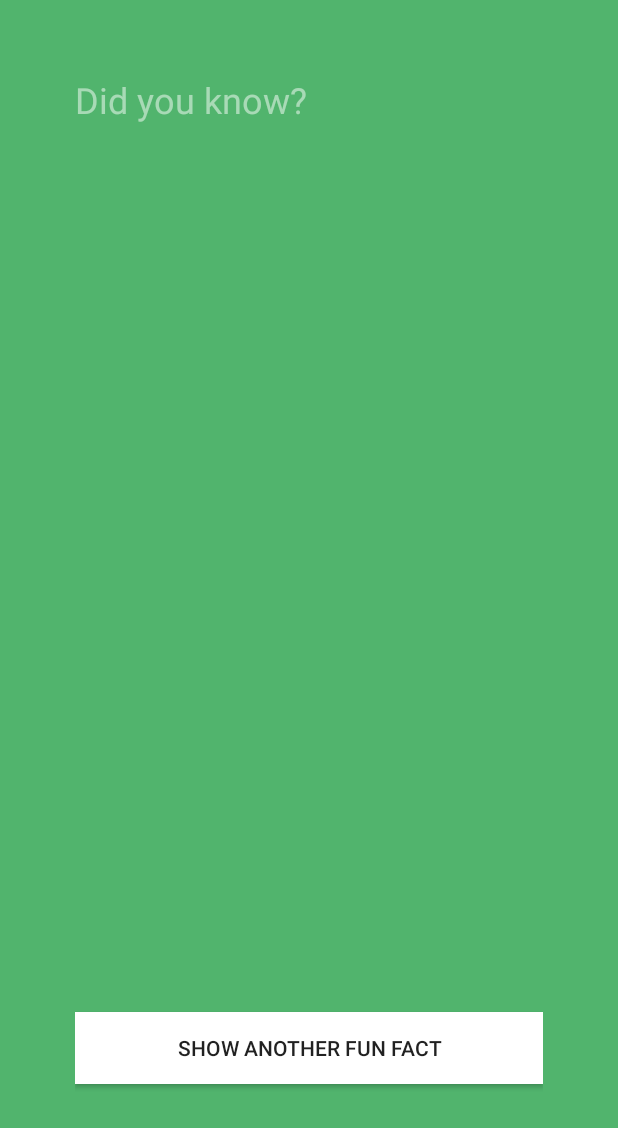
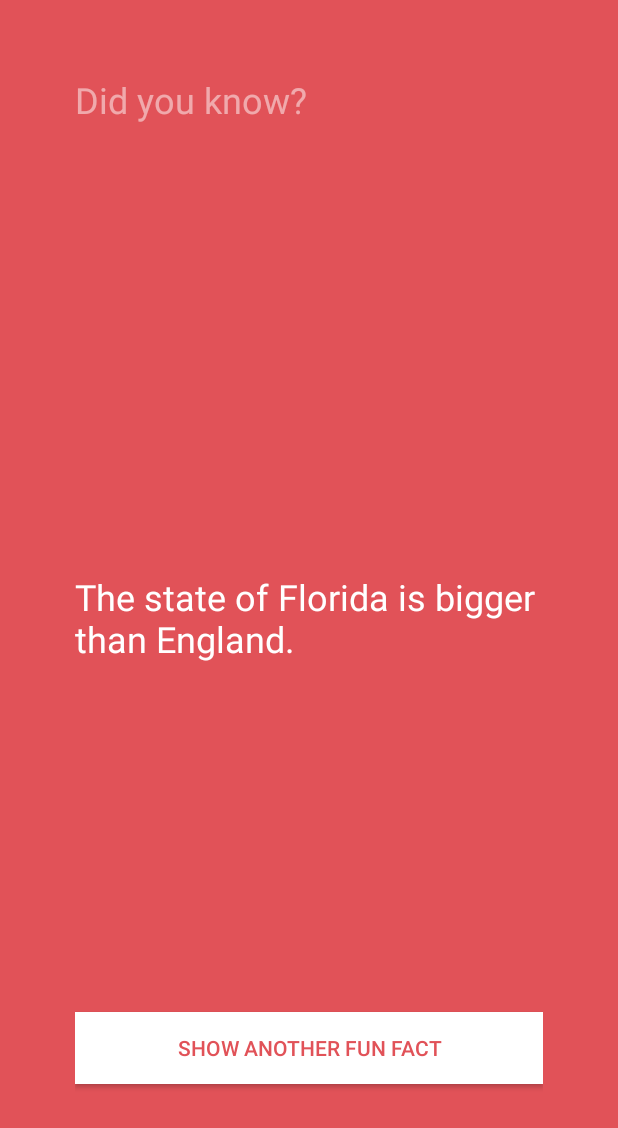
Before and after one commit to Ryanm14/Fun_Facts, an Android app: the screen it shows after launch (FunFactsActivity), after a tap on "SHOW ANOTHER FUN FACT", on a phone screen of 412 x 824 dp. Shown: the top 1128 px of the screen. Run offline under Robolectric (Android 15) with nearby library versions, the phone set to English and light mode, and no system bars.

Commit message:
Final Commit

```diff
--- /dev/null
+++ b/app/src/main/java/me/ryanmiles/funfacts/ColorWheel.java
@@ -0,0 +1,29 @@
+package me.ryanmiles.funfacts;
+
+import android.graphics.Color;
+
+import java.util.Random;
+
+public class ColorWheel {
+    public String[] mColors = {
+            "#39add1", // light blue
+            "#3079ab", // dark blue
+            "#c25975", // mauve
+            "#e15258", // red
+            "#f9845b", // orange
+            "#838cc7", // lavender
+            "#7d669e", // purple
+            "#53bbb4", // aqua
+            "#51b46d", // green
+            "#e0ab18", // mustard
+            "#637a91", // dark gray
+            "#f092b0", // pink
+            "#b7c0c7"  // light gray
+    };
+
+    public int getColor() {
+        Random randomGenerator = new Random();
+        int randomNumber = randomGenerator.nextInt(mColors.length);
+        return Color.parseColor(mColors[randomNumber]);
+    }
+}
--- a/app/src/main/java/me/ryanmiles/funfacts/FactBook.java
+++ b/app/src/main/java/me/ryanmiles/funfacts/FactBook.java
@@ -2,13 +2,8 @@ package me.ryanmiles.funfacts;
 
 import java.util.Random;
 
-/**
- * Created by Ryanm14 on 10/8/2015.
- */
 public class FactBook {
-
-    public String getFact(){
-        String[] facts = {
+    public String[] mFacts = {
             "Ants stretch when they wake up in the morning.",
             "Ostriches can run faster than horses.",
             "Olympic gold medals are actually made mostly of silver.",
@@ -18,9 +13,12 @@ public class FactBook {
             "The state of Florida is bigger than England.",
             "Some penguins can leap 2-3 meters out of the water.",
             "On average, it takes 66 days to form a new habit.",
-                "Mammoths still walked the earth when the Great Pyramid was being built." };
+            "Mammoths still walked the earth when the Great Pyramid was being built."};
+
+    public String getFact(){
+
         Random randomGenerator = new Random();
-        int randomNumber = randomGenerator.nextInt(facts.length);
-        return facts[randomNumber];
+        int randomNumber = randomGenerator.nextInt(mFacts.length);
+        return mFacts[randomNumber];
     }
 }
--- a/app/src/main/java/me/ryanmiles/funfacts/FunFactsActivity.java
+++ b/app/src/main/java/me/ryanmiles/funfacts/FunFactsActivity.java
@@ -4,20 +4,29 @@ import android.os.Bundle;
 import android.support.v7.app.AppCompatActivity;
 import android.view.View;
 import android.widget.Button;
+import android.widget.RelativeLayout;
 import android.widget.TextView;
 
 public class FunFactsActivity extends AppCompatActivity {
+
+    private static final String TAG = FunFactsActivity.class.getCanonicalName();
+    private FactBook mFactBook = new FactBook();
+    private ColorWheel mColorWheel = new ColorWheel();
 
     @Override
     protected void onCreate(Bundle savedInstanceState) {
         super.onCreate(savedInstanceState);
         setContentView(R.layout.activity_fun_facts);
         final TextView factLabel = (TextView) findViewById(R.id.factTextView);
-        Button showFactButton = (Button)findViewById(R.id.funFactButton);
+        final Button showFactButton = (Button) findViewById(R.id.funFactButton);
+        final RelativeLayout relativeLayout = (RelativeLayout) findViewById(R.id.relativeLayout);
         View.OnClickListener listener = new View.OnClickListener() {
             @Override
             public void onClick(View view) {
-                factLabel.setText("");
+                factLabel.setText(mFactBook.getFact());
+                int color = mColorWheel.getColor();
+                relativeLayout.setBackgroundColor(color);
+                showFactButton.setTextColor(color);
             }
         };
         showFactButton.setOnClickListener(listener);
--- a/app/src/main/res/layout/activity_fun_facts.xml
+++ b/app/src/main/res/layout/activity_fun_facts.xml
@@ -1,40 +1,43 @@
 <?xml version="1.0" encoding="utf-8"?>
 <RelativeLayout xmlns:android="http://schemas.android.com/apk/res/android"
     xmlns:tools="http://schemas.android.com/tools"
+    android:id="@+id/relativeLayout"
     android:layout_width="match_parent"
-    android:layout_height="match_parent" android:paddingLeft="@dimen/activity_horizontal_margin"
+    android:layout_height="match_parent"
+    android:background="#51b46d"
+    android:paddingBottom="@dimen/activity_vertical_margin"
+    android:paddingLeft="@dimen/activity_horizontal_margin"
     android:paddingRight="@dimen/activity_horizontal_margin"
     android:paddingTop="@dimen/activity_vertical_margin"
-    android:paddingBottom="@dimen/activity_vertical_margin"
-    tools:context=".FunFactsActivity"
-    android:background="#51b46d">
-
-    <TextView
-        android:text="Did you know?"
-        android:layout_width="wrap_content"
-        android:layout_height="wrap_content"
-        android:textSize="24sp"
-        android:textColor="#80ffffff" />
+    tools:context=".FunFactsActivity">
 
     <TextView
         android:layout_width="wrap_content"
         android:layout_height="wrap_content"
-        android:text="Ants strech when they wake up in the morning"
+        android:text="Did you know?"
+        android:textColor="#80ffffff"
+        android:textSize="24sp" />
+
+    <TextView
         android:id="@+id/factTextView"
-        android:textSize="24sp"
-        android:layout_centerVertical="true"
+        android:layout_width="wrap_content"
+        android:layout_height="wrap_content"
         android:layout_alignParentLeft="true"
         android:layout_alignParentStart="true"
-        android:textColor="@android:color/white" />
+        android:layout_centerVertical="true"
+        android:text="Ants strech when they wake up in the morning"
+        android:textColor="@android:color/white"
+        android:textSize="24sp" />
 
     <Button
+        android:id="@+id/funFactButton"
         android:layout_width="match_parent"
         android:layout_height="wrap_content"
-        android:text="Show Another Fun Fact"
-        android:id="@+id/funFactButton"
         android:layout_alignParentBottom="true"
         android:layout_centerHorizontal="true"
         android:layout_marginBottom="51dp"
-        android:background="@android:color/white" />
+        android:background="@android:color/white"
+        android:text="Show Another Fun Fact"
+        android:textColor="#51b46d" />
 
 </RelativeLayout>
```
Also changed, not shown: app/src/main/res/mipmap-hdpi/ic_launcher.png, app/src/main/res/mipmap-mdpi/ic_launcher.png, app/src/main/res/mipmap-xhdpi/ic_launcher.png, app/src/main/res/mipmap-xxhdpi/ic_launcher.png. Lines whose indentation alone changed are shown as unchanged.
